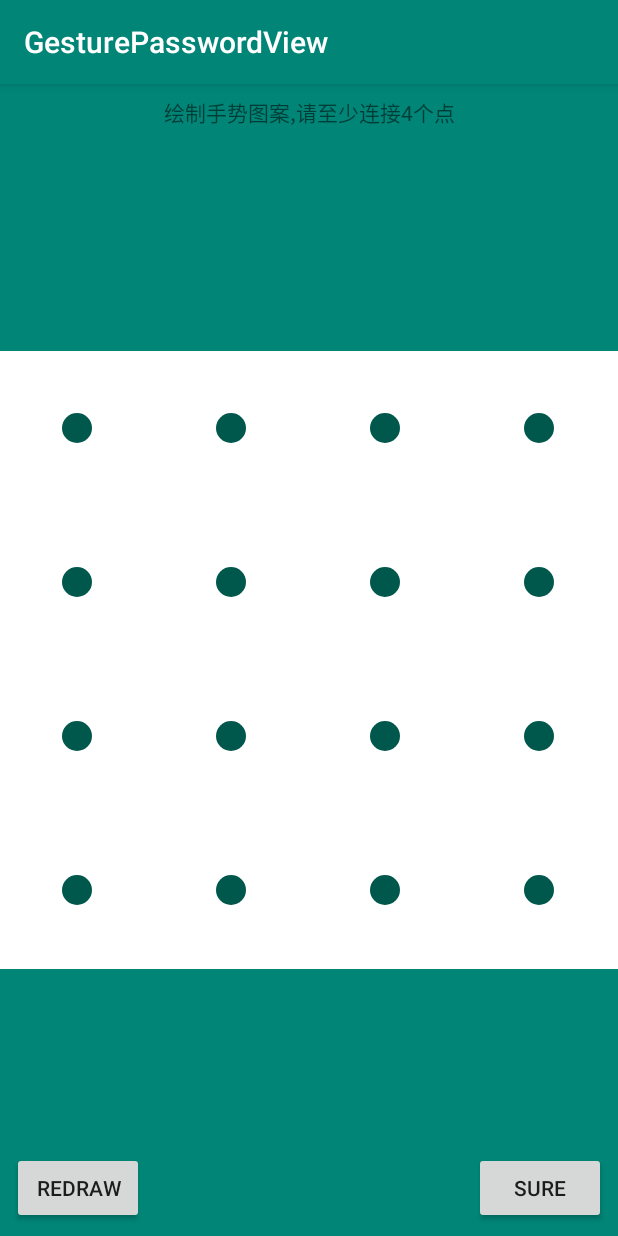
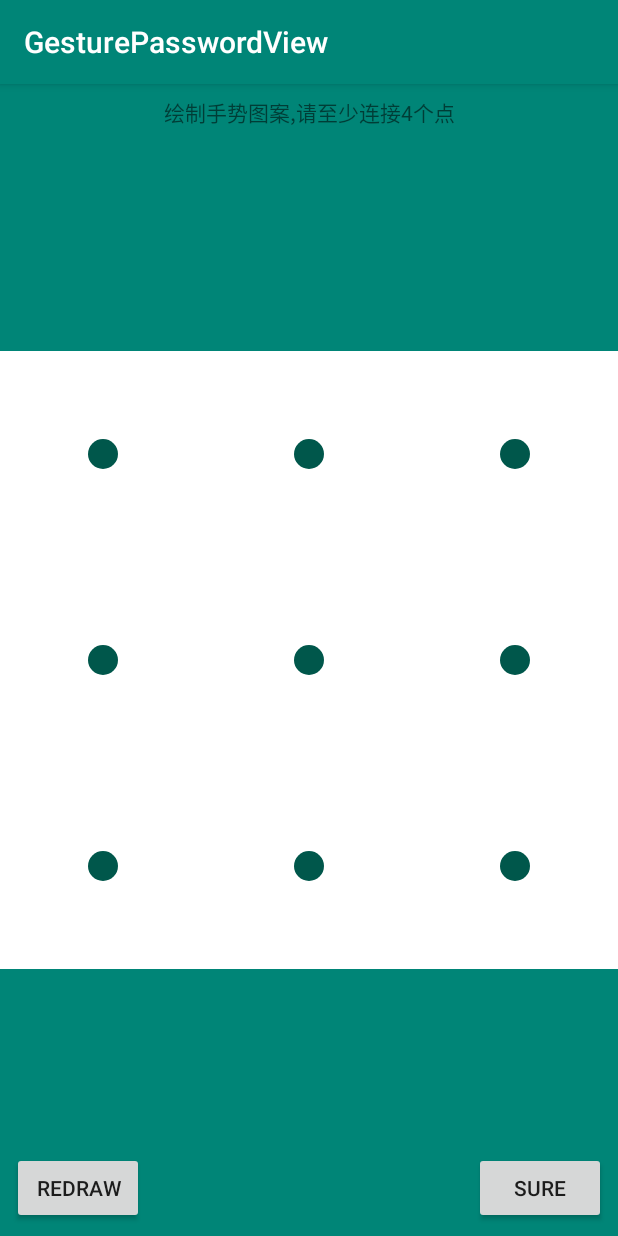
Before and after one commit to busycount/gesturepassword, an Android app: the screen it shows after launch (MainActivity), on a phone screen of 412 x 824 dp. Run offline under Robolectric (Android 15) with nearby library versions, the phone set to English and light mode, and no system bars.

Commit message:
修复读取密码错误

```diff
--- a/app/src/main/java/com/busycount/gesturepassword/sample/MainActivity.java
+++ b/app/src/main/java/com/busycount/gesturepassword/sample/MainActivity.java
@@ -35,7 +35,7 @@ public class MainActivity extends AppCompatActivity {
 
             @Override
             public String readPassword() {
-                return null;
+                return "0-1-2-4";
             }
 
             @Override
--- a/app/src/main/res/layout/activity_main.xml
+++ b/app/src/main/res/layout/activity_main.xml
@@ -20,11 +20,11 @@
         app:lineColor="@color/colorPrimary"
         app:lineColorWrong="@color/colorAccent"
         app:lineWidth="10dp"
-        app:num="4"
+        app:num="3"
         app:pointColor="@color/colorPrimaryDark"
         app:pointFactor="3"
         app:pointRadius="10dp"
-        app:validLength="6" />
+        />
 
     <Button
         android:layout_width="wrap_content"
```
Also changed, not shown: library/src/main/java/com/busycount/gesturepassword/GesturePasswordView.java (+6 -8 lines).
